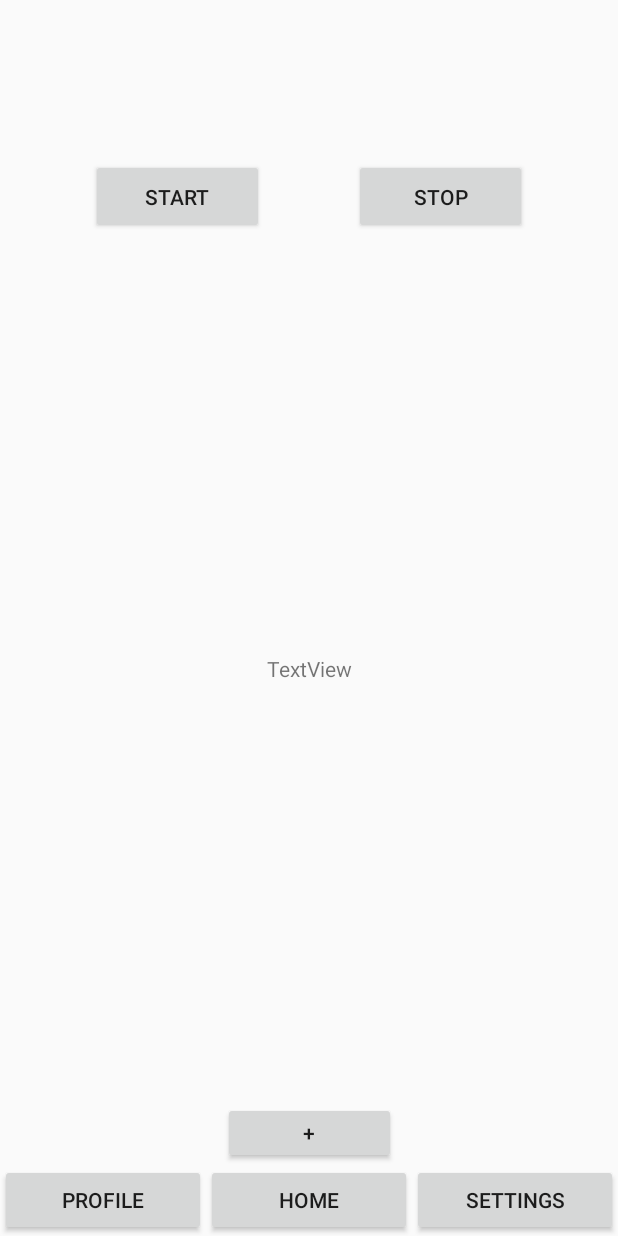
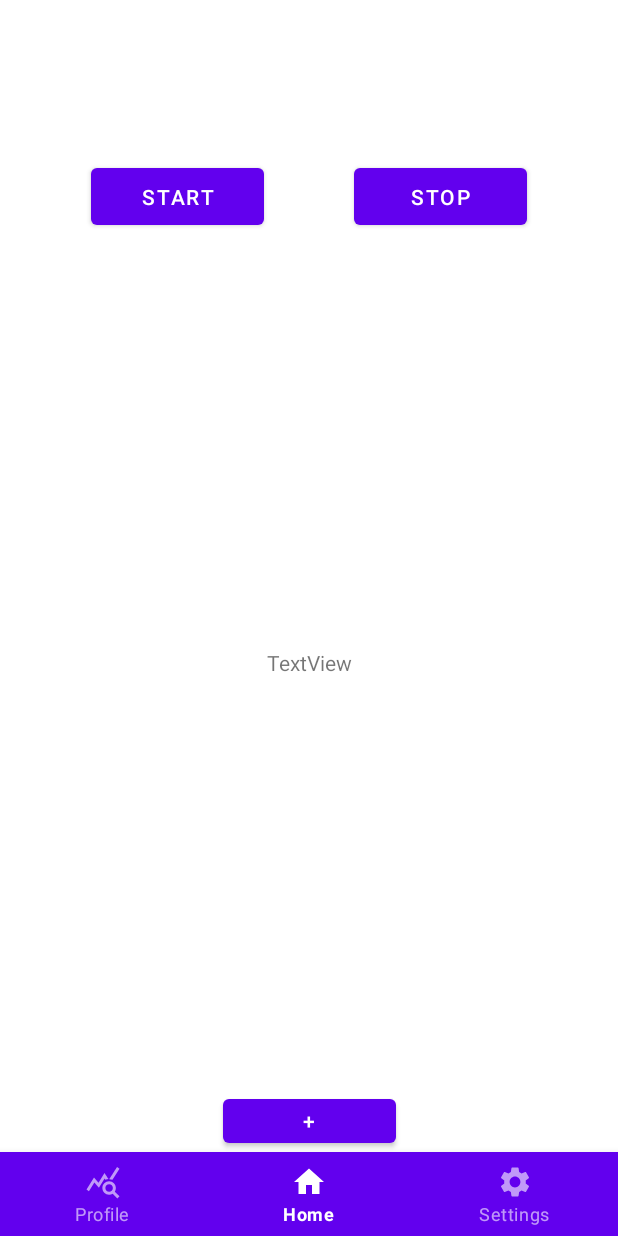
Before and after one commit to Vincmuk/MobilProgGruppe16, an Android app built with Jetpack Compose: the screen it shows after launch (MainActivity), on a phone screen of 412 x 824 dp. Run offline under Robolectric (Android 15) with nearby library versions, the phone set to English and light mode, and no system bars; our stand-ins replace androidx.preference; libraries missing offline, so code that uses them is left out: timerx.buildTimer; 2 statements that could not run were skipped.

Commit message:
Bottomnavbar by gorgos

```diff
--- a/app/build.gradle.kts
+++ b/app/build.gradle.kts
@@ -67,6 +67,7 @@ dependencies {
     implementation("androidx.constraintlayout:constraintlayout:2.1.4")
     implementation("androidx.preference:preference:1.2.0")
     implementation("androidx.preference:preference-ktx:1.2.1")
+    implementation("com.google.android.material:material:1.10.0")
     testImplementation("junit:junit:4.13.2")
     androidTestImplementation("androidx.test.ext:junit:1.1.5")
     androidTestImplementation("androidx.test.espresso:espresso-core:3.5.1")
--- a/app/src/main/AndroidManifest.xml
+++ b/app/src/main/AndroidManifest.xml
@@ -27,7 +27,7 @@
             </intent-filter>
         </activity>
         <activity android:name=".ActivityWindow"
-            android:theme="@style/CustomTheme">
+            android:theme="@style/smallWindowTheme">
         </activity>
     </application>
 
--- a/app/src/main/java/com/example/pomodorotimer/MainActivity.kt
+++ b/app/src/main/java/com/example/pomodorotimer/MainActivity.kt
@@ -2,21 +2,18 @@
 
 
 import android.os.Bundle
-import android.widget.Button
 import androidx.appcompat.app.AppCompatActivity
 import androidx.core.splashscreen.SplashScreen.Companion.installSplashScreen
+import com.google.android.material.bottomnavigation.BottomNavigationView
 
 
  class MainActivity : AppCompatActivity() {
     private val timerFragment = TimerFragment()
     private val settingsFragment = SettingsFragment()
 
-
-
-
     override fun onCreate(savedInstanceState: Bundle?) {
         super.onCreate(savedInstanceState)
-        Thread.sleep(1000)
+        Thread.sleep(500)
         installSplashScreen()
         setContentView(R.layout.activity_main)
 
@@ -25,30 +22,38 @@ class MainActivity : AppCompatActivity() {
             .replace(R.id.fragment_container, timerFragment)
             .commit()
 
-        // Find the navigation buttons
-        val homeButton = findViewById<Button>(R.id.button_home)
-        val settingsButton = findViewById<Button>(R.id.button_settings)
-        val profileButton = findViewById<Button>(R.id.button_profile)
+        // Find the BottomNavigationView
+        val bottomNavigationView = findViewById<BottomNavigationView>(R.id.bottom_navigation)
 
-        // Set click listeners to navigate to the corresponding fragments
-        homeButton.setOnClickListener {
+        // Default select the home page
+        bottomNavigationView.selectedItemId = R.id.page_home
+
+        // Set a listener to handle item selection
+        bottomNavigationView.setOnNavigationItemSelectedListener { menuItem ->
+            when (menuItem.itemId) {
+                R.id.page_home -> {
                     supportFragmentManager.beginTransaction()
                         .replace(R.id.fragment_container, timerFragment)
                         .commit()
+                    true
                 }
-
-        settingsButton.setOnClickListener {
+                R.id.page_settings -> {
                     supportFragmentManager.beginTransaction()
                         .replace(R.id.fragment_container, settingsFragment)
                         .commit()
+                    true
+                }
+                R.id.page_profile -> {
+                    /*
+                    supportFragmentManager.beginTransaction()
+                        .replace(R.id.fragment_container, profileFragment)
+                        .commit()
+                     */
+                    true
+                }
+                else -> false
+            }
         }
 
-        profileButton.setOnClickListener {
-            // Navigate to the ProfileFragment (replace with your actual ProfileFragment)
-            // For example:
-            // supportFragmentManager.beginTransaction()
-            //     .replace(R.id.fragment_container, profileFragment)
-            //     .commit()
     }
 }
-}
--- a/app/src/main/java/com/example/pomodorotimer/TimerFragment.kt
+++ b/app/src/main/java/com/example/pomodorotimer/TimerFragment.kt
@@ -42,21 +42,15 @@ import java.util.concurrent.TimeUnit
        var cTimer: CountDownTimer? = null
         lateinit var timer: Timer
 
-
-         timer = buildTimer {
-            startFormat("MM:SS")
-            startTime(25, TimeUnit.MINUTES)
+        timer = buildTimer {
+            startFormat("SS:LL")
+            startTime(0, TimeUnit.SECONDS)
             useExactDelay(true)
             onTick { millis, formattedTime ->
                 text_time.text = formattedTime
                 Log.i("Timer", "Remainingtime = $millis")
             }
-            onFinish {
-                showToast("Finished!")
-            }
         }
-
-        text_time.text = timer.formattedStartTime
 
         btn_start.setOnClickListener {
             if (!state) {
@@ -94,6 +88,29 @@ import java.util.concurrent.TimeUnit
         state = !state
         return state
     }
+        private fun buildTimerObject(totalTimers: Int): List<Timer> {
+            var isPause : Boolean
+            val listOfTimers = mutableListOf<Timer>() // Create an empty list of timers
+
+            for (i in 1..totalTimers) {
+                val timer = buildTimer {
+                    startFormat("MM:SS")
+                    startTime(5, TimeUnit.SECONDS)
+                    useExactDelay(true)
+                    onTick { millis, formattedTime ->
+                        text_time.text = formattedTime
+                        Log.i("Timer", "Remainingtime = $millis")
+                    }
+                    onFinish {
+                        showToast("Finished!")
+                        //TODO: PLAY NEXT TIMER IN LIST
+                    }
+                }
+                listOfTimers.add(timer) // Add the timer to the list
+            }
+            return listOfTimers
+        }
+
 
     @Deprecated("Deprecated in Java")
     override fun onActivityResult(requestCode: Int, resultCode: Int, data: Intent?) {
@@ -101,8 +118,11 @@ import java.util.concurrent.TimeUnit
 
         if (requestCode == 1 && resultCode == Activity.RESULT_OK) {
             val updatedPomsToAddValue = data?.getIntExtra("updatedPomsToAddValue", 0)
-            // Use the updatedPomsToAddValue as needed
-            test_text.text = updatedPomsToAddValue.toString()
+
+            if (updatedPomsToAddValue != null) {
+                buildTimerObject(updatedPomsToAddValue)
+            }
+
         }
     }
 
--- /dev/null
+++ b/app/src/main/res/drawable/ic_home.xml
@@ -0,0 +1,5 @@
+<vector android:height="24dp" android:tint="#000000"
+    android:viewportHeight="24" android:viewportWidth="24"
+    android:width="24dp" xmlns:android="http://schemas.android.com/apk/res/android">
+    <path android:fillColor="@android:color/white" android:pathData="M10,20v-6h4v6h5v-8h3L12,3 2,12h3v8z"/>
+</vector>
--- /dev/null
+++ b/app/src/main/res/drawable/ic_profile.xml
@@ -0,0 +1,5 @@
+<vector android:height="24dp" android:tint="#000000"
+    android:viewportHeight="24" android:viewportWidth="24"
+    android:width="24dp" xmlns:android="http://schemas.android.com/apk/res/android">
+    <path android:fillColor="@android:color/white" android:pathData="M19.88,18.47c0.44,-0.7 0.7,-1.51 0.7,-2.39c0,-2.49 -2.01,-4.5 -4.5,-4.5s-4.5,2.01 -4.5,4.5s2.01,4.5 4.49,4.5c0.88,0 1.7,-0.26 2.39,-0.7L21.58,23L23,21.58L19.88,18.47zM16.08,18.58c-1.38,0 -2.5,-1.12 -2.5,-2.5c0,-1.38 1.12,-2.5 2.5,-2.5s2.5,1.12 2.5,2.5C18.58,17.46 17.46,18.58 16.08,18.58zM15.72,10.08c-0.74,0.02 -1.45,0.18 -2.1,0.45l-0.55,-0.83l-3.8,6.18l-3.01,-3.52l-3.63,5.81L1,17l5,-8l3,3.5L13,6C13,6 15.72,10.08 15.72,10.08zM18.31,10.58c-0.64,-0.28 -1.33,-0.45 -2.05,-0.49c0,0 5.12,-8.09 5.12,-8.09L23,3.18L18.31,10.58z"/>
+</vector>
--- /dev/null
+++ b/app/src/main/res/drawable/ic_settings.xml
@@ -0,0 +1,5 @@
+<vector android:height="24dp" android:tint="#000000"
+    android:viewportHeight="24" android:viewportWidth="24"
+    android:width="24dp" xmlns:android="http://schemas.android.com/apk/res/android">
+    <path android:fillColor="@android:color/white" android:pathData="M19.14,12.94c0.04,-0.3 0.06,-0.61 0.06,-0.94c0,-0.32 -0.02,-0.64 -0.07,-0.94l2.03,-1.58c0.18,-0.14 0.23,-0.41 0.12,-0.61l-1.92,-3.32c-0.12,-0.22 -0.37,-0.29 -0.59,-0.22l-2.39,0.96c-0.5,-0.38 -1.03,-0.7 -1.62,-0.94L14.4,2.81c-0.04,-0.24 -0.24,-0.41 -0.48,-0.41h-3.84c-0.24,0 -0.43,0.17 -0.47,0.41L9.25,5.35C8.66,5.59 8.12,5.92 7.63,6.29L5.24,5.33c-0.22,-0.08 -0.47,0 -0.59,0.22L2.74,8.87C2.62,9.08 2.66,9.34 2.86,9.48l2.03,1.58C4.84,11.36 4.8,11.69 4.8,12s0.02,0.64 0.07,0.94l-2.03,1.58c-0.18,0.14 -0.23,0.41 -0.12,0.61l1.92,3.32c0.12,0.22 0.37,0.29 0.59,0.22l2.39,-0.96c0.5,0.38 1.03,0.7 1.62,0.94l0.36,2.54c0.05,0.24 0.24,0.41 0.48,0.41h3.84c0.24,0 0.44,-0.17 0.47,-0.41l0.36,-2.54c0.59,-0.24 1.13,-0.56 1.62,-0.94l2.39,0.96c0.22,0.08 0.47,0 0.59,-0.22l1.92,-3.32c0.12,-0.22 0.07,-0.47 -0.12,-0.61L19.14,12.94zM12,15.6c-1.98,0 -3.6,-1.62 -3.6,-3.6s1.62,-3.6 3.6,-3.6s3.6,1.62 3.6,3.6S13.98,15.6 12,15.6z"/>
+</vector>
--- a/app/src/main/res/layout/activity_main.xml
+++ b/app/src/main/res/layout/activity_main.xml
@@ -14,11 +14,13 @@
 		app:layout_constraintBottom_toTopOf="parent"
 		app:layout_constraintTop_toTopOf="parent" />
 
-	<androidx.compose.ui.platform.ComposeView
-        android:id="@+id/bottom_navigation"
-        android:layout_width="match_parent"
-        android:layout_height="wrap_content"
-        android:layout_alignParentBottom="true" />
+	<com.google.android.material.bottomnavigation.BottomNavigationView
+		android:id="@+id/bottom_navigation"
+		style="@style/Widget.MaterialComponents.BottomNavigationView.Colored"
+		android:layout_width="match_parent"
+		android:layout_height="wrap_content"
+		app:menu="@menu/bottom_navigation_menu"
+		android:layout_alignParentBottom="true"/>
 
 	<LinearLayout
         android:id="@+id/navigation_buttons"
@@ -28,26 +30,6 @@
         android:orientation="horizontal"
         android:gravity="center">
 
-		<Button
-            android:id="@+id/button_profile"
-            android:layout_width="0dp"
-            android:layout_height="wrap_content"
-            android:layout_weight="1"
-            android:text="Profile" />
-
-		<Button
-            android:id="@+id/button_home"
-            android:layout_width="0dp"
-            android:layout_height="wrap_content"
-            android:layout_weight="1"
-            android:text="Home" />
-
-		<Button
-            android:id="@+id/button_settings"
-            android:layout_width="0dp"
-            android:layout_height="wrap_content"
-            android:layout_weight="1"
-            android:text="Settings" />
 
 	</LinearLayout>
 </RelativeLayout>
--- /dev/null
+++ b/app/src/main/res/menu/bottom_navigation_menu.xml
@@ -0,0 +1,18 @@
+<?xml version="1.0" encoding="utf-8"?>
+<menu xmlns:android="http://schemas.android.com/apk/res/android">
+    <item
+        android:id="@+id/page_profile"
+        android:enabled="true"
+        android:icon="@drawable/ic_profile"
+        android:title="@string/Profile"/>
+    <item
+        android:id="@+id/page_home"
+        android:enabled="true"
+        android:icon="@drawable/ic_home"
+        android:title="@string/Home"/>
+    <item
+        android:id="@+id/page_settings"
+        android:enabled="true"
+        android:icon="@drawable/ic_settings"
+        android:title="@string/Settings"/>
+</menu>
--- a/app/src/main/res/values/strings.xml
+++ b/app/src/main/res/values/strings.xml
@@ -1,9 +1,10 @@
 <resources>
     <string name="app_name" translatable="false">PomodoroTimer</string>
-    <string name="home" translatable="false">home\n</string>
+    <string name="Home" translatable="false">Home</string>
+    <string name="Settings" translatable="false">Settings</string>
+    <string name="Profile" translatable="false">Profile</string>
     <string name="noe" translatable="false">noe\n</string>
     <string name="histor" translatable="false">logg\n</string>
-    <string name="profil" translatable="false">Profil</string>
     <string name="favourites" translatable="false">Fav</string>
     <string name="logg_inn" translatable="false">Logg inn</string>
     <!-- TODO: Remove or change this placeholder text -->
--- a/app/src/main/res/values/themes.xml
+++ b/app/src/main/res/values/themes.xml
@@ -1,11 +1,11 @@
 <?xml version="1.0" encoding="utf-8"?>
 <resources>
 
-    <style name="Theme.PomodoroTimer" parent="Theme.AppCompat.Light.NoActionBar">
+    <style name="Theme.PomodoroTimer" parent="Theme.MaterialComponents.Light.NoActionBar">
         <!-- Customize theme attributes as needed -->
     </style>
 
-    <style name="CustomTheme" parent="Theme.AppCompat.Light.NoActionBar">
+    <style name="smallWindowTheme" parent="Theme.MaterialComponents.Light.NoActionBar">
         <item name="android:windowIsTranslucent">true</item>
         <item name="android:windowCloseOnTouchOutside">true</item>
     </style>
@@ -15,8 +15,8 @@
     </style>
 
     <style name="Theme.App.SplashScreen" parent="Theme.SplashScreen">
-        <item name="windowSplashScreenBackground">@color/lilla</item>
-        <item name="windowSplashScreenAnimatedIcon">@drawable/splash</item>
+        <item name="windowSplashScreenBackground">#7D8887</item>
+        <item name="windowSplashScreenAnimatedIcon">@drawable/ic_launcher_foreground</item>
         <item name="postSplashScreenTheme">@style/Theme.PomodoroTimer</item>
 
     </style>
```
Also changed, not shown: app/src/main/java/com/example/pomodorotimer/MyApp.kt (deleted, +0 -116 lines), app/src/main/java/com/example/pomodorotimer/MyViewModel.kt (deleted, +0 -22 lines). Lines whose indentation alone changed are shown as unchanged.
